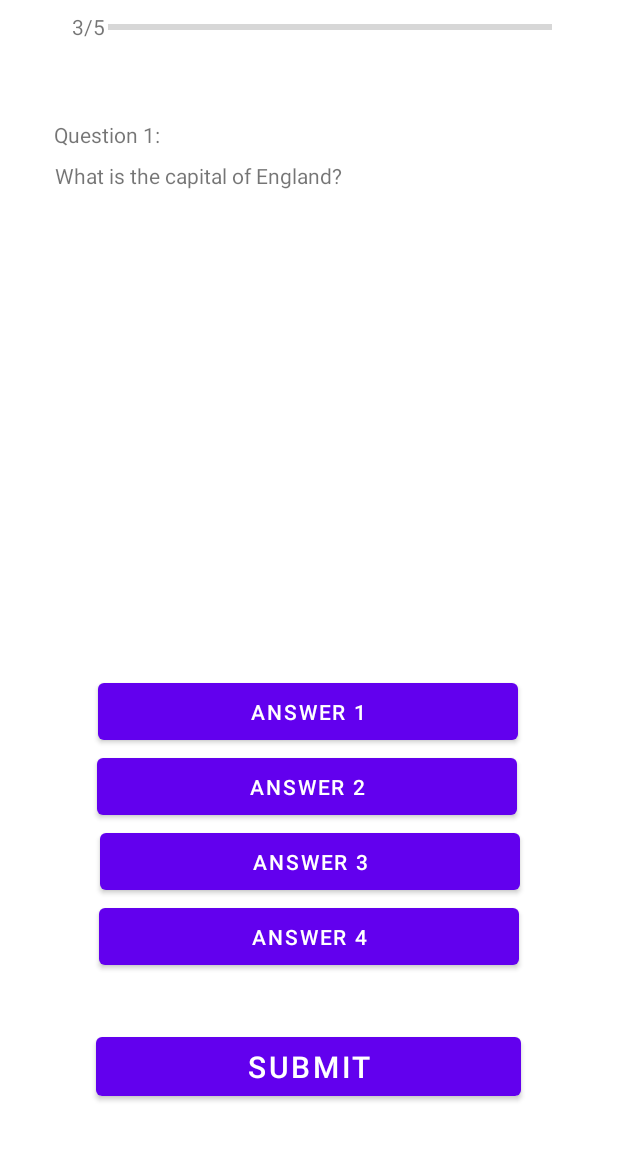
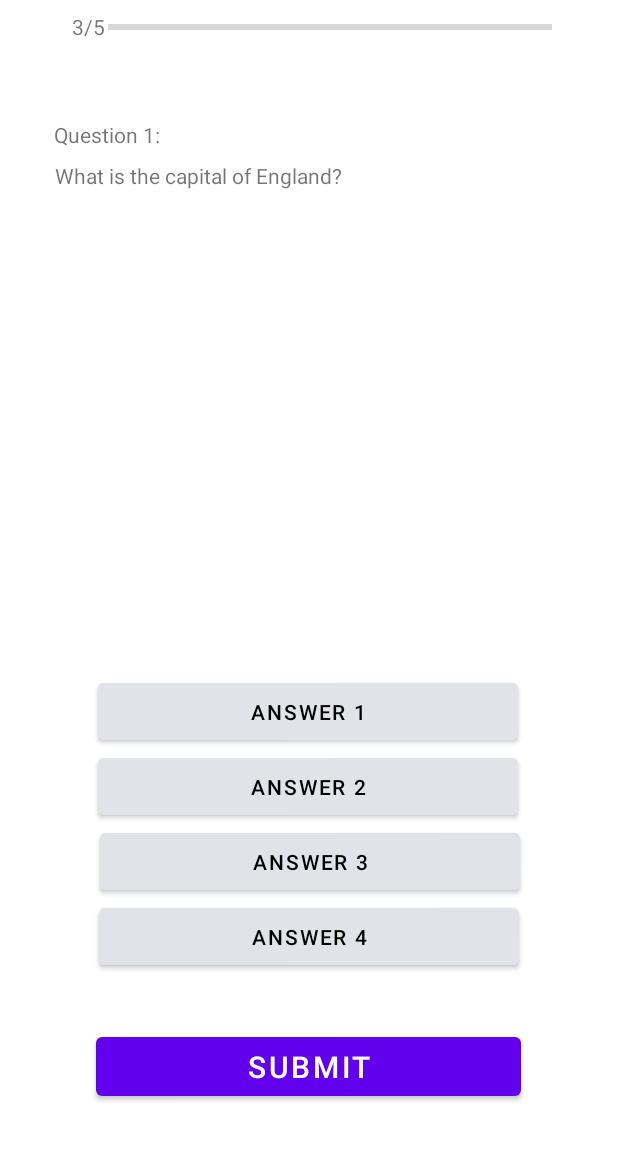
Before and after one commit to kinger83/MobileDev_Task_3-1, an Android app: the layout activity_quiz.xml on its own in the app's theme, with its tools: preview values and no code run, on a phone screen of 412 x 824 dp, the part 65-1226 px from its top. Run offline under Robolectric (Android 15) with nearby library versions, the phone set to English and light mode, and no system bars; Roboto replaces fonts that are not available here.

```diff
--- a/app/src/main/res/layout/activity_main.xml
+++ b/app/src/main/res/layout/activity_main.xml
@@ -39,8 +39,8 @@
         android:layout_height="47dp"
         android:layout_marginTop="8dp"
         android:ems="10"
+        android:hint="Enter name here"
         android:inputType="textPersonName"
-        android:text="Name"
         app:layout_constraintEnd_toEndOf="parent"
         app:layout_constraintHorizontal_bias="0.512"
         app:layout_constraintStart_toStartOf="parent"
@@ -51,6 +51,7 @@
         android:layout_width="198dp"
         android:layout_height="76dp"
         android:layout_marginTop="36dp"
+        android:onClick="onBeginClick"
         android:text="Begin\nQuiz"
         android:textSize="20sp"
         app:layout_constraintEnd_toEndOf="parent"
--- a/app/src/main/res/layout/activity_quiz.xml
+++ b/app/src/main/res/layout/activity_quiz.xml
@@ -11,7 +11,6 @@
         android:layout_width="wrap_content"
         android:layout_height="wrap_content"
         android:layout_marginTop="24dp"
-        android:text="TextView"
         app:layout_constraintEnd_toEndOf="parent"
         app:layout_constraintHorizontal_bias="0.497"
         app:layout_constraintStart_toStartOf="parent"
@@ -24,7 +23,6 @@
         android:layout_height="wrap_content"
         android:layout_marginStart="48dp"
         android:layout_marginTop="8dp"
-        android:text="TextView"
         app:layout_constraintStart_toStartOf="parent"
         app:layout_constraintTop_toBottomOf="@+id/welcomeNameTxt"
         tools:text="3/5" />
@@ -45,7 +43,6 @@
         android:layout_height="wrap_content"
         android:layout_marginStart="36dp"
         android:layout_marginTop="52dp"
-        android:text="TextView"
         app:layout_constraintStart_toStartOf="parent"
         app:layout_constraintTop_toBottomOf="@+id/progressBar"
         tools:text="Question 1:" />
@@ -55,7 +52,6 @@
         android:layout_width="338dp"
         android:layout_height="wrap_content"
         android:layout_marginTop="8dp"
-        android:text="TextView"
         app:layout_constraintEnd_toEndOf="parent"
         app:layout_constraintHorizontal_bias="0.493"
         app:layout_constraintStart_toStartOf="parent"
@@ -80,7 +76,8 @@
         android:layout_width="280dp"
         android:layout_height="50dp"
         android:layout_marginBottom="36dp"
-        android:text="Button"
+        android:backgroundTint="@color/material_dynamic_neutral90"
+        android:textColor="@color/black"
         app:layout_constraintBottom_toTopOf="@+id/subNextBtn"
         app:layout_constraintEnd_toEndOf="parent"
         app:layout_constraintStart_toStartOf="parent"
@@ -90,7 +87,8 @@
         android:id="@+id/answerBtn3"
         android:layout_width="280dp"
         android:layout_height="50dp"
-        android:text="Button"
+        android:backgroundTint="@color/material_dynamic_neutral90"
+        android:textColor="@color/black"
         app:layout_constraintBottom_toTopOf="@+id/answerBtn4"
         app:layout_constraintEnd_toEndOf="parent"
         app:layout_constraintHorizontal_bias="0.503"
@@ -101,10 +99,11 @@
         android:id="@+id/answerBtn2"
         android:layout_width="280dp"
         android:layout_height="50dp"
-        android:text="Button"
+        android:backgroundTint="@color/material_dynamic_neutral90"
+        android:textColor="@color/black"
         app:layout_constraintBottom_toTopOf="@+id/answerBtn3"
         app:layout_constraintEnd_toEndOf="parent"
-        app:layout_constraintHorizontal_bias="0.488"
+        app:layout_constraintHorizontal_bias="0.496"
         app:layout_constraintStart_toStartOf="parent"
         tools:text="Answer 2" />
 
@@ -112,7 +111,8 @@
         android:id="@+id/answerBtn1"
         android:layout_width="280dp"
         android:layout_height="50dp"
-        android:text="Button"
+        android:backgroundTint="@color/material_dynamic_neutral90"
+        android:textColor="@color/black"
         app:layout_constraintBottom_toTopOf="@+id/answerBtn2"
         app:layout_constraintEnd_toEndOf="parent"
         app:layout_constraintHorizontal_bias="0.496"
```
Also changed, not shown: app/src/main/java/com/example/quizapp/MainActivity.java (+31 -0 lines), app/src/main/java/com/example/quizapp/QuizActivity.java (+21 -0 lines).
